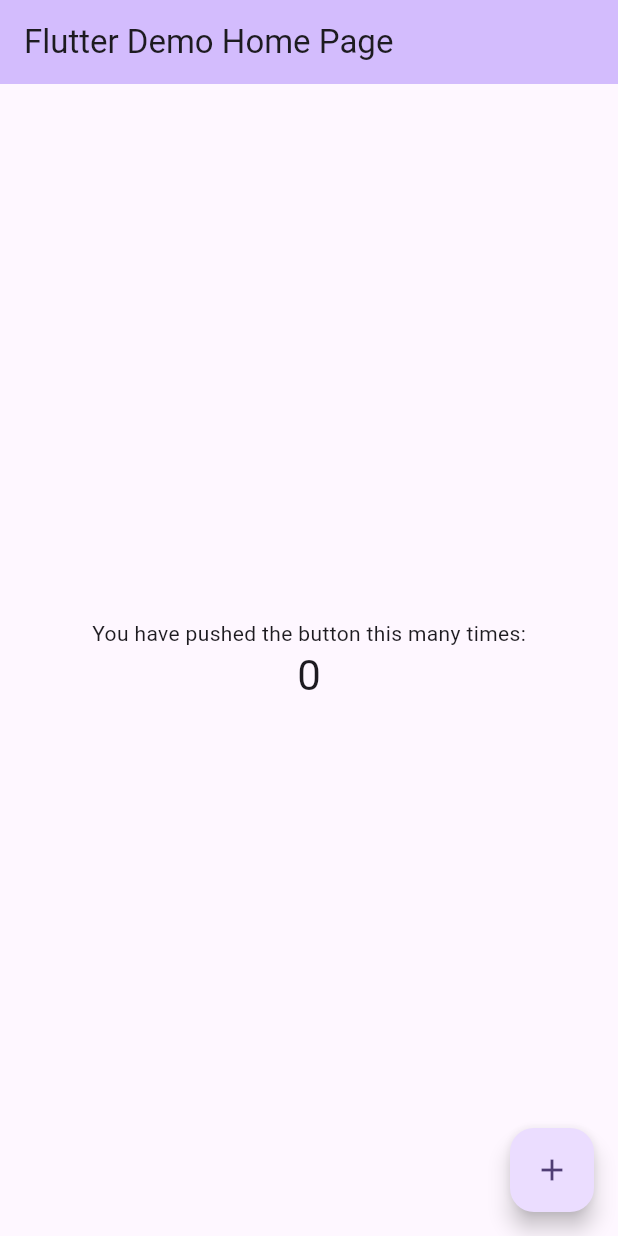
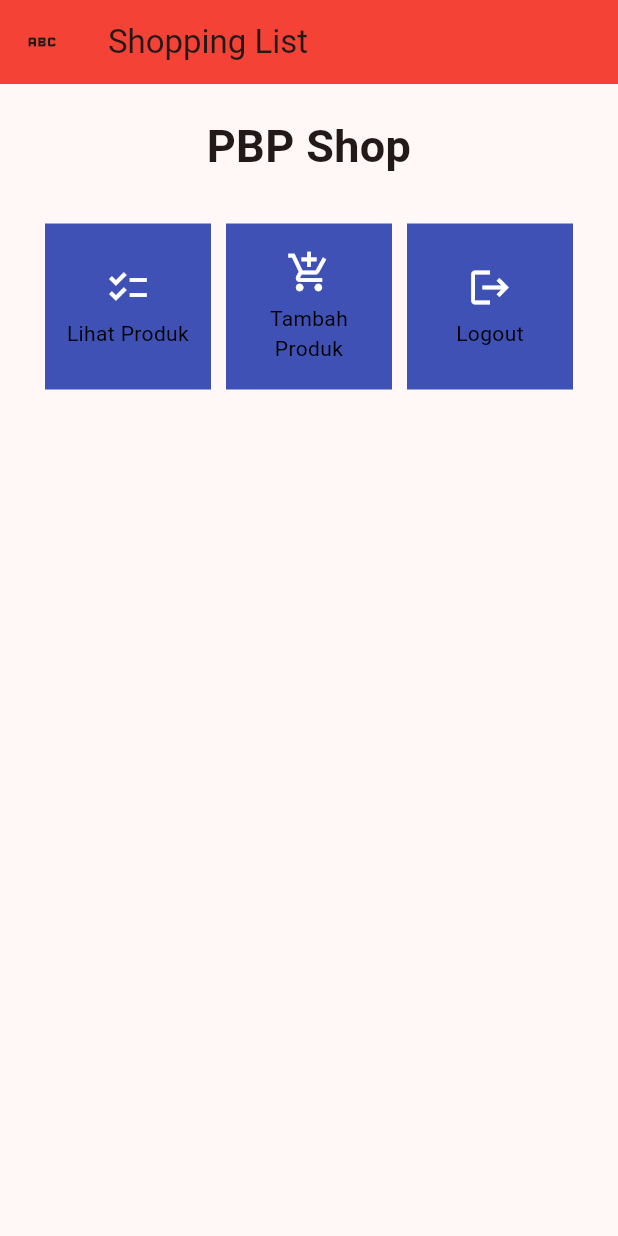
Before and after one commit to Scarletra/shopping-list-mobile, a Flutter app: the screen it shows after launch, on a phone screen of 412 x 824 dp. Run offline on Flutter 3.47's test engine with Material 2 defaults, Android fonts, the phone set to English and light mode, and no system bars.

Commit message:
tutorial 1 finished

```diff
--- a/lib/main.dart
+++ b/lib/main.dart
@@ -1,4 +1,5 @@
 import 'package:flutter/material.dart';
+import 'package:shopping_list/menu.dart';
 
 void main() {
   runApp(const MyApp());
@@ -28,98 +29,10 @@ class MyApp extends StatelessWidget {
         //
         // This works for code too, not just values: Most code changes can be
         // tested with just a hot reload.
-        colorScheme: ColorScheme.fromSeed(seedColor: Colors.deepPurple),
+        colorScheme: ColorScheme.fromSeed(seedColor: Colors.red),
         useMaterial3: true,
       ),
-      home: const MyHomePage(title: 'Flutter Demo Home Page'),
+      home: MyHomePage(),
     );
   }
 }
-
-class MyHomePage extends StatefulWidget {
-  const MyHomePage({super.key, required this.title});
-
-  // This widget is the home page of your application. It is stateful, meaning
-  // that it has a State object (defined below) that contains fields that affect
-  // how it looks.
-
-  // This class is the configuration for the state. It holds the values (in this
-  // case the title) provided by the parent (in this case the App widget) and
-  // used by the build method of the State. Fields in a Widget subclass are
-  // always marked "final".
-
-  final String title;
-
-  @override
-  State<MyHomePage> createState() => _MyHomePageState();
-}
-
-class _MyHomePageState extends State<MyHomePage> {
-  int _counter = 0;
-
-  void _incrementCounter() {
-    setState(() {
-      // This call to setState tells the Flutter framework that something has
-      // changed in this State, which causes it to rerun the build method below
-      // so that the display can reflect the updated values. If we changed
-      // _counter without calling setState(), then the build method would not be
-      // called again, and so nothing would appear to happen.
-      _counter++;
-    });
-  }
-
-  @override
-  Widget build(BuildContext context) {
-    // This method is rerun every time setState is called, for instance as done
-    // by the _incrementCounter method above.
-    //
-    // The Flutter framework has been optimized to make rerunning build methods
-    // fast, so that you can just rebuild anything that needs updating rather
-    // than having to individually change instances of widgets.
-    return Scaffold(
-      appBar: AppBar(
-        // TRY THIS: Try changing the color here to a specific color (to
-        // Colors.amber, perhaps?) and trigger a hot reload to see the AppBar
-        // change color while the other colors stay the same.
-        backgroundColor: Theme.of(context).colorScheme.inversePrimary,
-        // Here we take the value from the MyHomePage object that was created by
-        // the App.build method, and use it to set our appbar title.
-        title: Text(widget.title),
-      ),
-      body: Center(
-        // Center is a layout widget. It takes a single child and positions it
-        // in the middle of the parent.
-        child: Column(
-          // Column is also a layout widget. It takes a list of children and
-          // arranges them vertically. By default, it sizes itself to fit its
-          // children horizontally, and tries to be as tall as its parent.
-          //
-          // Column has various properties to control how it sizes itself and
-          // how it positions its children. Here we use mainAxisAlignment to
-          // center the children vertically; the main axis here is the vertical
-          // axis because Columns are vertical (the cross axis would be
-          // horizontal).
-          //
-          // TRY THIS: Invoke "debug painting" (choose the "Toggle Debug Paint"
-          // action in the IDE, or press "p" in the console), to see the
-          // wireframe for each widget.
-          mainAxisAlignment: MainAxisAlignment.center,
-          children: <Widget>[
-            const Text(
-              'You have pushed the button this many times:',
-            ),
-            Text(
-              '$_counter',
-              style: Theme.of(context).textTheme.headlineMedium,
-            ),
-          ],
-        ),
-      ),
-      floatingActionButton: FloatingActionButton(
-        onPressed: _incrementCounter,
-        tooltip: 'Increment',
-        child: const Icon(Icons.add),
-      ), // This trailing comma makes auto-formatting nicer for build methods.
-    );
-  }
-}
--- /dev/null
+++ b/lib/menu.dart
@@ -0,0 +1,112 @@
+import 'package:flutter/material.dart';
+
+class MyHomePage extends StatelessWidget {
+    MyHomePage({Key? key}) : super(key: key);
+    final List<ShopItem> items = [
+    ShopItem("Lihat Produk", Icons.checklist),
+    ShopItem("Tambah Produk", Icons.add_shopping_cart),
+    ShopItem("Logout", Icons.logout),
+];
+
+    @override
+    Widget build(BuildContext context) {
+        return Scaffold(
+      appBar: AppBar(
+        leading: Icon(Icons.abc_outlined),
+        title: const Text(
+          'Shopping List',
+        ),
+        backgroundColor: Colors.red,
+      ),
+      body: SingleChildScrollView(
+        // Widget wrapper yang dapat discroll
+        child: Padding(
+          padding: const EdgeInsets.all(10.0), // Set padding dari halaman
+          child: Column(
+            // Widget untuk menampilkan children secara vertikal
+            children: <Widget>[
+              const Padding(
+                padding: EdgeInsets.only(top: 10.0, bottom: 10.0),
+                // Widget Text untuk menampilkan tulisan dengan alignment center dan style yang sesuai
+                child: Text(
+                  'PBP Shop', // Text yang menandakan toko
+                  textAlign: TextAlign.center,
+                  style: TextStyle(
+                    fontSize: 30,
+                    fontWeight: FontWeight.bold,
+                  ),
+                ),
+              ),
+              // Grid layout
+              GridView.count(
+                // Container pada card kita.
+                primary: true,
+                padding: const EdgeInsets.all(20),
+                crossAxisSpacing: 10,
+                mainAxisSpacing: 10,
+                crossAxisCount: 3,
+                shrinkWrap: true,
+                children: items.map((ShopItem item) {
+                  // Iterasi untuk setiap item
+                  return ShopCard(item);
+                }).toList(),
+              ),
+            ],
+          ),
+        ),
+      ),
+    );
+    }
+}
+
+class ShopItem {
+  final String name;
+  final IconData icon;
+
+  ShopItem(this.name, this.icon);
+}
+
+class ShopCard extends StatelessWidget {
+  final ShopItem item;
+
+  const ShopCard(this.item, {super.key}); // Constructor
+
+  @override
+  Widget build(BuildContext context) {
+    return Material(
+      color: Colors.indigo,
+      child: InkWell(
+        // Area responsive terhadap sentuhan
+        onTap: () {
+          // Memunculkan SnackBar ketika diklik
+          ScaffoldMessenger.of(context)
+            ..hideCurrentSnackBar()
+            ..showSnackBar(SnackBar(
+                content: Text("Kamu telah menekan tombol ${item.name}!")));
+        },
+        child: Container(
+          // Container untuk menyimpan Icon dan Text
+          padding: const EdgeInsets.all(8),
+          child: Center(
+            child: Column(
+              mainAxisAlignment: MainAxisAlignment.center,
+              children: [
+                Icon(
+                  item.icon,
+                  color: Colors.white,
+                  size: 30.0,
+                ),
+                const Padding(padding: EdgeInsets.all(3)),
+                Text(
+                  item.name,
+                  textAlign: TextAlign.center,
+                  style: const TextStyle(color: Colors.black),
+                ),
+              ],
+            ),
+          ),
+        ),
+      ),
+    );
+  }
+}
```
